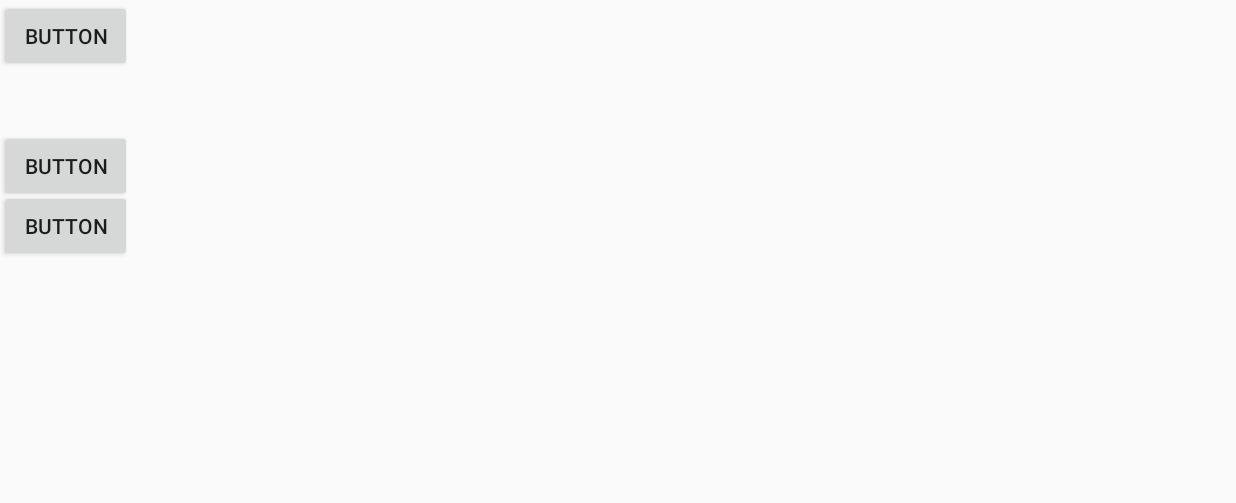
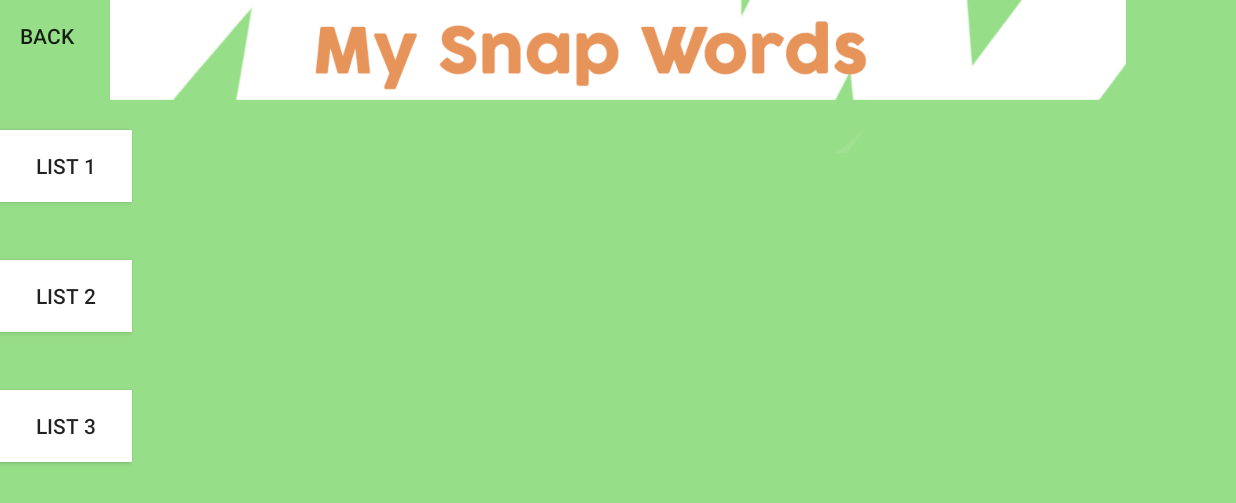
Before and after one commit to emilylakic/cs441-childreadingaid, an Android app: the SecondActivity screen opened directly, with no data from a screen before it, on a phone screen of 824 x 412 dp (held sideways). Shown: the top 503 px of the screen. Run offline under Robolectric (Android 15) with nearby library versions, the phone set to English and light mode, and no system bars.

Commit message:
Added list buttons to navigate to list of snap words

```diff
--- a/app/src/main/java/com/example/myapplication/cs441_childreadingaid/SecondActivity.java
+++ b/app/src/main/java/com/example/myapplication/cs441_childreadingaid/SecondActivity.java
@@ -9,25 +9,43 @@ import android.content.Intent;
 
 public class SecondActivity extends AppCompatActivity {
 
-    Button abcs;
-    Button cartoonClips;
-    Button sightWords;
+    Button backButton;
+    Button list1;
+    Button list2;
+    Button list3;
 
     @Override
     protected void onCreate(Bundle savedInstanceState) {
         super.onCreate(savedInstanceState);
         setContentView(R.layout.activity_second);
-        abcs = (Button) findViewById(R.id.abcs);
-        cartoonClips = (Button) findViewById(R.id.cartoonClips);
-        sightWords = (Button) findViewById(R.id.sightWords);
+        backButton = (Button) findViewById(R.id.backButton);
+        list1 = (Button) findViewById(R.id.list1);
+        list2 = (Button) findViewById(R.id.list2);
+        list3 = (Button) findViewById(R.id.list3);
 
-        abcs.setOnClickListener(new View.OnClickListener() {
+        backButton.setOnClickListener(new View.OnClickListener() {
 
             public void onClick(View v) {
 
                 // Intents are objects of the android.content.Intent type. Your code can send them
                 // to the Android system defining the components you are targeting.
                 // Intent to start an activity called ThirdActivity with the following code:
+
+                Intent intent = new Intent(SecondActivity.this, MainActivity.class);
+
+                // start the activity connect to the specified class
+                startActivity(intent);
+            }
+        });
+
+        list1.setOnClickListener(new View.OnClickListener() {
+
+            public void onClick(View v)
+            {
+
+                // Intents are objects of the android.content.Intent type. Your code can send them
+                // to the Android system defining the components you are targeting.
+                // Intent to start an activity called SecondActivity with the following code:
 
                 Intent intent = new Intent(SecondActivity.this, ThirdActivity.class);
 
@@ -36,7 +54,7 @@ public class SecondActivity extends AppCompatActivity {
             }
         });
 
-        cartoonClips.setOnClickListener(new View.OnClickListener() {
+        list2.setOnClickListener(new View.OnClickListener() {
 
             public void onClick(View v)
             {
@@ -52,7 +70,7 @@ public class SecondActivity extends AppCompatActivity {
             }
         });
 
-        sightWords.setOnClickListener(new View.OnClickListener() {
+        list3.setOnClickListener(new View.OnClickListener() {
 
             public void onClick(View v)
             {
--- a/app/src/main/res/layout/activity_main.xml
+++ b/app/src/main/res/layout/activity_main.xml
@@ -4,6 +4,7 @@
     xmlns:tools="http://schemas.android.com/tools"
     android:layout_width="match_parent"
     android:layout_height="match_parent"
+    android:background="#97de89"
     tools:context=".MainActivity">
 
     <ImageView
@@ -19,6 +20,8 @@
         android:layout_height="wrap_content"
         android:layout_marginLeft="500dp"
         android:layout_marginRight="500dp"
+        android:textColor="#FFFFFF"
+        android:textSize="23dp"
         android:text="Next >" />
 
     <ImageButton
--- a/app/src/main/res/layout/activity_second.xml
+++ b/app/src/main/res/layout/activity_second.xml
@@ -4,25 +4,44 @@
     xmlns:tools="http://schemas.android.com/tools"
     android:layout_width="match_parent"
     android:layout_height="match_parent"
+    android:background="#97de89"
     tools:context=".SecondActivity">
 
-    <Button
-        android:id="@+id/abcs"
+    <ImageView
+        android:id="@+id/snapWords"
         android:layout_width="wrap_content"
         android:layout_height="wrap_content"
-        android:text="Button" />
+        app:srcCompat="@drawable/mysnapwords" />
 
     <Button
-        android:id="@+id/cartoonClips"
+        android:id="@+id/backButton"
+        android:layout_width="wrap_content"
+        android:layout_height="wrap_content"
+        android:layout_marginLeft="-20px"
+        android:background="@android:color/transparent"
+        android:text="Back" />
+
+    <Button
+        android:id="@+id/list1"
         android:layout_width="wrap_content"
         android:layout_height="wrap_content"
         android:layout_marginTop="130px"
-        android:text="Button" />
+        android:background="#FFFFFF"
+        android:text="List 1" />
 
     <Button
-        android:id="@+id/sightWords"
+        android:id="@+id/list2"
         android:layout_width="wrap_content"
         android:layout_height="wrap_content"
-        android:layout_marginTop="190px"
-        android:text="Button" />
+        android:layout_marginTop="260px"
+        android:background="#FFFFFF"
+        android:text="List 2" />
+
+    <Button
+        android:id="@+id/list3"
+        android:layout_width="wrap_content"
+        android:layout_height="wrap_content"
+        android:layout_marginTop="390px"
+        android:background="#FFFFFF"
+        android:text="List 3" />
 </RelativeLayout>
```
Also changed, not shown: app/src/main/res/drawable-v24/aboutbg.png (added), app/src/main/res/drawable-v24/mysnapwords.png (added).
